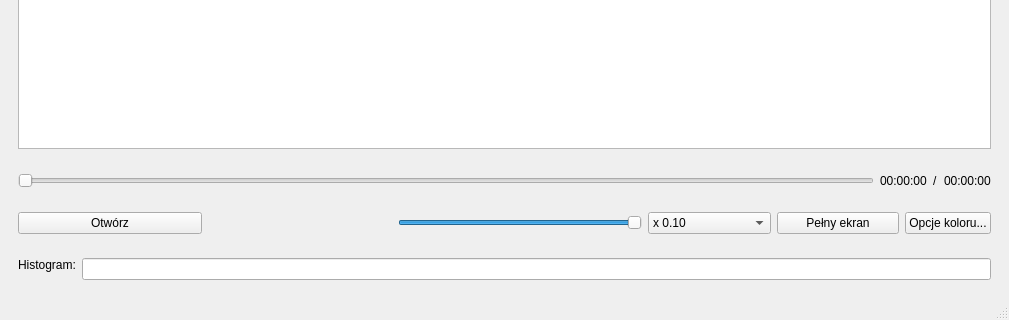
jurikimurik/PMP, file GUI/ui/player/pmplayerview.ui: the form before one commit; both pictures show x 0 to 1009 and y 247 to 567 of the 1009 by 567 pixel window.
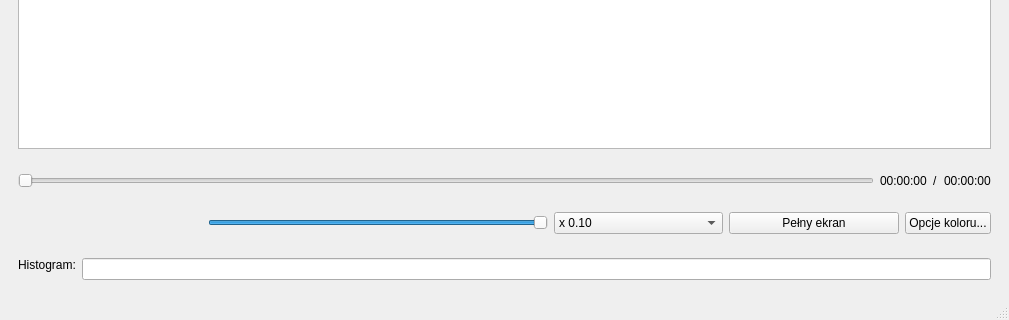
The form after the commit. Icons and pictures are not drawn.

The edit to the form file:
```diff
--- a/GUI/ui/player/pmplayerview.ui
+++ b/GUI/ui/player/pmplayerview.ui
@@ -86,19 +86,6 @@
        </sizepolicy>
       </property>
       <layout class="QHBoxLayout" name="horizontalLayout_3">
-       <item>
-        <widget class="QPushButton" name="openButton">
-         <property name="sizePolicy">
-          <sizepolicy hsizetype="Minimum" vsizetype="Fixed">
-           <horstretch>3</horstretch>
-           <verstretch>0</verstretch>
-          </sizepolicy>
-         </property>
-         <property name="text">
-          <string>Otwórz</string>
-         </property>
-        </widget>
-       </item>
        <item>
         <widget class="QPushButton" name="stopButton">
          <property name="maximumSize">
```
